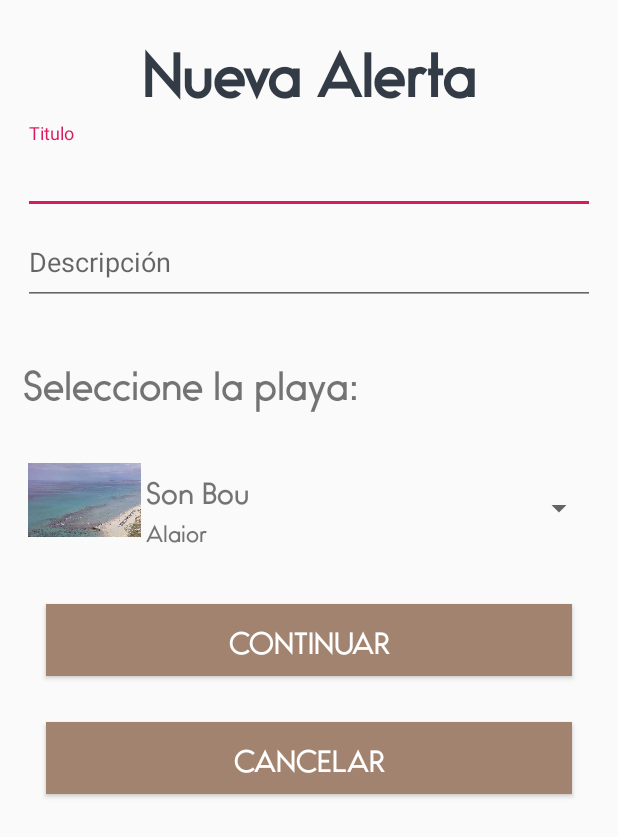
After one commit to raulordas/savebeach, an Android app: the Nueva_Alerta screen opened directly, with no data from a screen before it, on a phone screen of 412 x 824 dp. The commit adds this screen. Shown: the top 837 px of the screen. Run offline under Robolectric (Android 15) with nearby library versions, the phone set to English and light mode, and no system bars.

Commit message:
pantanlla añadir alertas terminada.

```diff
--- a/app/src/main/AndroidManifest.xml
+++ b/app/src/main/AndroidManifest.xml
@@ -23,9 +23,9 @@
         android:screenOrientation="portrait"
         android:supportsRtl="true"
         android:theme="@style/AppTheme">
-        <activity android:name=".activities.Login_Activity"
+        <activity
+            android:name=".activities.Login_Activity"
             android:windowSoftInputMode="adjustResize|stateHidden">
-
             <intent-filter>
                 <action android:name="android.intent.action.MAIN" />
 
@@ -52,7 +52,8 @@
             android:name=".activities.MapsActivity"
             android:label="@string/title_activity_maps" />
         <activity android:name=".activities.Beach_List" />
-        <activity android:name=".activities.Alertas_Activity"></activity>
+        <activity android:name=".activities.Alertas_Activity" />
+        <activity android:name=".activities.Nueva_Alerta"></activity>
     </application>
 
 </manifest>
--- a/app/src/main/java/uem/dam/sharethebeach/sharethebeach/activities/Alertas_Activity.java
+++ b/app/src/main/java/uem/dam/sharethebeach/sharethebeach/activities/Alertas_Activity.java
@@ -1,5 +1,6 @@
 package uem.dam.sharethebeach.sharethebeach.activities;
 
+import android.content.Intent;
 import android.support.annotation.NonNull;
 import android.support.annotation.Nullable;
 import android.support.design.widget.FloatingActionButton;
@@ -45,6 +46,7 @@ public class Alertas_Activity extends Base_Activity {
         boton = findViewById(R.id.btnAniadirAlerta);
 
         //Si el usuario que ha entrado no esta registrado no podra añadir alertas
+        /*
         if(((ContextoCustom) (getApplicationContext())).getUser() == null){
 
             boton.setEnabled(false);
@@ -52,6 +54,7 @@ public class Alertas_Activity extends Base_Activity {
 
 
         }
+        */
 
 
         dbR = FirebaseDatabase.getInstance().getReference().child("Alerta");
@@ -71,6 +74,18 @@ public class Alertas_Activity extends Base_Activity {
             @Override
             public void onClick(View v) {
                 //AL PULSAR UNA ALERTA
+            }
+        });
+
+
+        //Abrir nueva activity para añadir una nueva alerta.
+        boton.setOnClickListener(new View.OnClickListener() {
+            @Override
+            public void onClick(View v) {
+
+                Intent i = new Intent(Alertas_Activity.this, Nueva_Alerta.class);
+                startActivity(i);
+
             }
         });
 
@@ -145,4 +160,5 @@ public class Alertas_Activity extends Base_Activity {
 
 
     }
+
 }
--- /dev/null
+++ b/app/src/main/java/uem/dam/sharethebeach/sharethebeach/activities/Nueva_Alerta.java
@@ -0,0 +1,27 @@
+package uem.dam.sharethebeach.sharethebeach.activities;
+
+import android.support.v7.app.AppCompatActivity;
+import android.os.Bundle;
+import android.widget.Spinner;
+
+import uem.dam.sharethebeach.sharethebeach.ContextoCustom;
+import uem.dam.sharethebeach.sharethebeach.R;
+import uem.dam.sharethebeach.sharethebeach.adapters.AdapterSpinner;
+
+public class Nueva_Alerta extends AppCompatActivity {
+
+    Spinner pSpi;
+    AdapterSpinner adaptador;
+
+
+    @Override
+    protected void onCreate(Bundle savedInstanceState) {
+        super.onCreate(savedInstanceState);
+        setContentView(R.layout.activity_nueva__alerta);
+
+
+        pSpi = findViewById(R.id.spPlayas);
+        adaptador = new AdapterSpinner(this,((ContextoCustom) (getApplicationContext())).getListadoPlayas());
+        pSpi.setAdapter(adaptador);
+    }
+}
--- /dev/null
+++ b/app/src/main/java/uem/dam/sharethebeach/sharethebeach/adapters/AdapterSpinner.java
@@ -0,0 +1,90 @@
+package uem.dam.sharethebeach.sharethebeach.adapters;
+
+import android.content.Context;
+import android.graphics.Bitmap;
+import android.graphics.BitmapFactory;
+import android.support.annotation.NonNull;
+import android.support.annotation.Nullable;
+import android.view.LayoutInflater;
+import android.view.View;
+import android.view.ViewGroup;
+import android.widget.ArrayAdapter;
+import android.widget.ImageView;
+import android.widget.TextView;
+
+import java.io.IOException;
+import java.io.InputStream;
+import java.util.ArrayList;
+
+import uem.dam.sharethebeach.sharethebeach.R;
+import uem.dam.sharethebeach.sharethebeach.bean.Playa;
+
+public class AdapterSpinner extends ArrayAdapter {
+
+    ArrayList<Playa> lista ;
+    private Context context;
+
+    public AdapterSpinner(@NonNull Context context, ArrayList<Playa> lista) {
+        super(context, R.layout.spinner_playas);
+        this.context = context;
+        this.lista = lista;
+
+    }
+
+    @Override
+    public int getCount() {
+        return lista.size();
+    }
+
+    private static class ItemPlaya{
+        ImageView img;
+        TextView txt1;
+        TextView txt2;
+    }
+
+    @NonNull
+    @Override
+    public View getView(int position, @Nullable View convertView, @NonNull ViewGroup parent) {
+
+        ItemPlaya item = new ItemPlaya();
+
+        if (convertView == null) {
+            LayoutInflater mInflater = (LayoutInflater) context.
+                    getSystemService(Context.LAYOUT_INFLATER_SERVICE);
+            convertView = mInflater.inflate(R.layout.spinner_playas, parent, false);
+            item.img = convertView.findViewById(R.id.imgPlayaSpi);
+            item.txt1 =  convertView.findViewById(R.id.txtTituloPlayasSpi);
+            item.txt2 = convertView.findViewById(R.id.txtMuniciPlayasSpi);
+            convertView.setTag(item);
+        } else {
+            item = (ItemPlaya) convertView.getTag();
+        }
+
+
+        //Mapeamos la carpeta de imagenes asignando cada imagen a su playa
+        Bitmap b = null;
+        String url = "images/" + lista.get(position).getId() + ".jpg";
+        InputStream stream = null;
+
+        try {
+            stream = context.getAssets().open(url);
+            b = BitmapFactory.decodeStream(stream);
+            item.img.setImageBitmap(b);
+
+        } catch (IOException e) {
+            e.printStackTrace();
+        }
+
+        item.txt1.setText(lista.get(position).getNombre());
+        item.txt2.setText(lista.get(position).getMunicipio());
+
+
+        return convertView;
+    }
+
+    @Override
+    public View getDropDownView(int position, @Nullable View convertView, @NonNull ViewGroup parent) {
+        return getView(position, convertView, parent);
+    }
+
+}
--- /dev/null
+++ b/app/src/main/res/layout/activity_nueva__alerta.xml
@@ -0,0 +1,98 @@
+<?xml version="1.0" encoding="utf-8"?>
+<RelativeLayout xmlns:android="http://schemas.android.com/apk/res/android"
+    xmlns:app="http://schemas.android.com/apk/res-auto"
+    xmlns:tools="http://schemas.android.com/tools"
+    android:layout_width="match_parent"
+    android:layout_height="match_parent"
+    android:padding="@dimen/PADDING_10"
+    tools:context=".activities.Nueva_Alerta">
+
+    <LinearLayout
+        android:layout_width="match_parent"
+        android:layout_height="wrap_content"
+        android:layout_alignParentTop="true"
+        android:layout_centerHorizontal="true"
+        android:orientation="vertical"
+        android:padding="@dimen/PADDING_5">
+
+        <TextView
+            android:id="@+id/txtAnia"
+            android:layout_width="match_parent"
+            android:layout_height="wrap_content"
+            android:fontFamily="@font/bambino"
+            android:paddingBottom="@dimen/PADDING_5"
+            android:text="@string/nueva_alerta"
+            android:textAlignment="center"
+            android:textColor="@color/azulViento"
+            android:textSize="36sp"
+            android:textStyle="bold" />
+
+        <android.support.design.widget.TextInputLayout
+            android:layout_width="match_parent"
+            android:layout_height="wrap_content">
+
+            <android.support.design.widget.TextInputEditText
+                android:id="@+id/txtTituloNA"
+                android:layout_width="match_parent"
+                android:layout_height="wrap_content"
+                android:hint="@string/titulo"
+                android:paddingTop="@dimen/PADDING_10"
+                android:paddingBottom="@dimen/PADDING_15" />
+        </android.support.design.widget.TextInputLayout>
+
+        <android.support.design.widget.TextInputLayout
+            android:layout_width="match_parent"
+            android:layout_height="match_parent">
+
+            <android.support.design.widget.TextInputEditText
+                android:id="@+id/txtDescripcionNA"
+                android:layout_width="match_parent"
+                android:layout_height="wrap_content"
+                android:hint="@string/descripci_n"
+                android:inputType="textMultiLine"
+                android:paddingTop="@dimen/PADDING_10"
+                android:paddingBottom="@dimen/PADDING_15" />
+        </android.support.design.widget.TextInputLayout>
+
+        <TextView
+            android:id="@+id/textView7"
+            android:layout_width="match_parent"
+            android:layout_height="wrap_content"
+            android:fontFamily="@font/bambino"
+            android:paddingTop="@dimen/PADDING_30"
+            android:paddingBottom="@dimen/PADDING_30"
+            android:text="@string/seleccione_la_playa"
+            android:textSize="24sp" />
+
+        <Spinner
+            android:id="@+id/spPlayas"
+            android:layout_width="match_parent"
+            android:layout_height="wrap_content" />
+
+        <Button
+            android:id="@+id/btnAniadirNA"
+            android:layout_width="match_parent"
+            android:layout_height="wrap_content"
+            android:layout_marginLeft="@dimen/PADDING_15"
+            android:layout_marginTop="@dimen/PADDING_30"
+            android:layout_marginRight="@dimen/PADDING_15"
+            android:layout_marginBottom="@dimen/PADDING_15"
+            android:background="@color/colorMarronClaro"
+            android:fontFamily="@font/bambino"
+            android:text="@string/continuar"
+            android:textColor="@color/blancoNieve"
+            android:textSize="18sp" />
+
+        <Button
+            android:id="@+id/btnCancelarNA"
+            android:layout_width="match_parent"
+            android:layout_height="wrap_content"
+            android:layout_margin="@dimen/PADDING_15"
+            android:background="@color/colorMarronClaro"
+            android:fontFamily="@font/bambino"
+            android:text="@string/cancelar"
+            android:textColor="@color/blancoNieve"
+            android:textSize="18sp" />
+
+    </LinearLayout>
+</RelativeLayout>
--- /dev/null
+++ b/app/src/main/res/layout/spinner_playas.xml
@@ -0,0 +1,36 @@
+<?xml version="1.0" encoding="utf-8"?>
+<LinearLayout xmlns:android="http://schemas.android.com/apk/res/android"
+    xmlns:app="http://schemas.android.com/apk/res-auto"
+    android:layout_width="match_parent"
+    android:layout_height="wrap_content"
+    android:padding="@dimen/PADDING3">
+
+    <ImageView
+        android:id="@+id/imgPlayaSpi"
+        android:layout_width="150dp"
+        android:layout_height="50dp"
+        android:layout_weight="1"
+        android:scaleType="centerInside"
+        app:srcCompat="@drawable/common_google_signin_btn_icon_dark" />
+
+    <LinearLayout
+        android:layout_width="match_parent"
+        android:layout_height="wrap_content"
+        android:layout_weight="1"
+        android:orientation="vertical"
+        android:padding="@dimen/PADDING3">
+
+        <TextView
+            android:id="@+id/txtTituloPlayasSpi"
+            android:layout_width="match_parent"
+            android:layout_height="wrap_content"
+            android:fontFamily="@font/bambino"
+            android:textSize="18sp" />
+
+        <TextView
+            android:id="@+id/txtMuniciPlayasSpi"
+            android:layout_width="match_parent"
+            android:layout_height="wrap_content"
+            android:fontFamily="@font/bambino" />
+    </LinearLayout>
+</LinearLayout>
--- a/app/src/main/res/values/colors.xml
+++ b/app/src/main/res/values/colors.xml
@@ -5,11 +5,11 @@
     <color name="colorSecondary">#A47E68</color>
     <color name="colorSecondaryDark">#7f6758</color>
     <color name="colorAccent">#d81b60</color>
-    <color name="colorMarronClaro">#A28370</color>
+    <color name="colorMarronClaro">#a28370</color>
     <color name="amarilloSoleado">#f3c649</color>
     <color name="azulViento">#333c46</color>
     <color name="azulOlas">#5462de</color>
     <color name="rojoPeligroUV">#9a1c1c</color>
     <color name="azulNubes">#6699ff</color>
-    <color name="blancoNieve">#FFFFFF</color>
+    <color name="blancoNieve">#ffffff</color>
 </resources>
--- a/app/src/main/res/values/strings.xml
+++ b/app/src/main/res/values/strings.xml
@@ -75,4 +75,10 @@
     <string name="creador_1_s">Creador: %1$s</string>
     <string name="fecha">Fecha:</string>
     <string name="hora">Hora:</string>
+    <string name="nueva_alerta">Nueva Alerta</string>
+    <string name="titulo">Titulo</string>
+    <string name="descripcion">Descripcion</string>
+    <string name="continuar">Continuar</string>
+    <string name="cancelar">Cancelar</string>
+    <string name="seleccione_la_playa">Seleccione la playa:</string>
 </resources>
```
